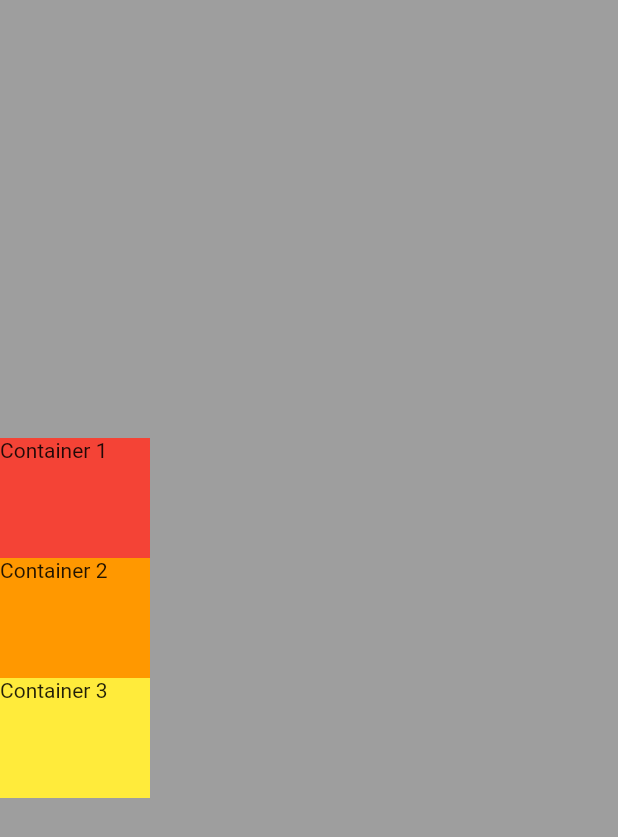
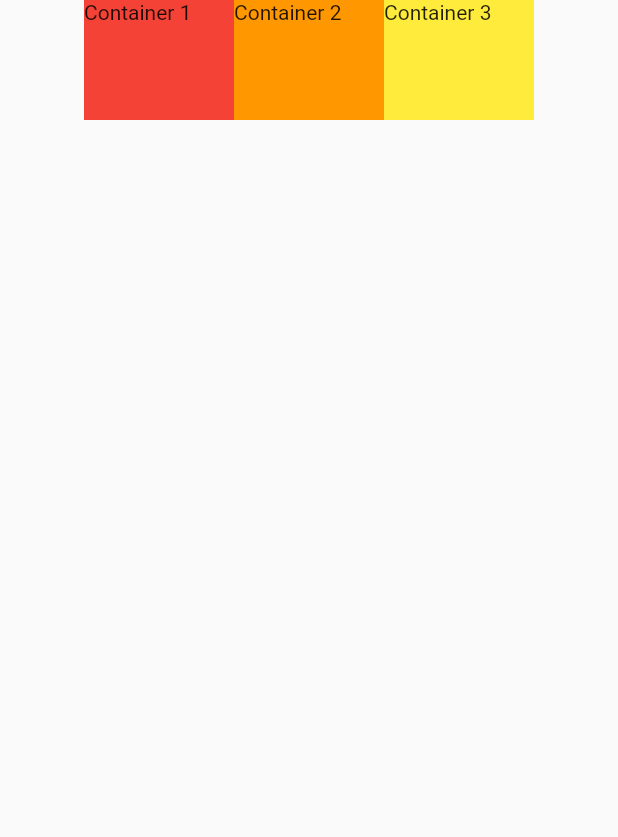
Before and after one commit to jkyoon-dev/flutter_basic, a Flutter app: the screen it shows after launch, on a phone screen of 412 x 824 dp. Shown: the top 837 px of the screen. Run offline on Flutter 3.47's test engine with Material 2 defaults, Android fonts, the phone set to English and light mode, and no system bars.

Commit message:
좌우 배치

```diff
--- a/lib/main.dart
+++ b/lib/main.dart
@@ -16,18 +16,12 @@ class Body extends StatelessWidget {
   @override
   Widget build(BuildContext context) {
     return Container(
+      width: double.infinity,
       height: double.infinity,
-      width: double.infinity,
-      color: Colors.grey,
-
-      /// Column 위아래로 쌓을때
-      child: Column(
-        // 메인사이즈 지정 default max
+      child: Row(
+        mainAxisAlignment: MainAxisAlignment.center,
+        crossAxisAlignment: CrossAxisAlignment.start,
         mainAxisSize: MainAxisSize.min,
-        // 메인축
-        mainAxisAlignment: MainAxisAlignment.center,
-        // 반대축
-        crossAxisAlignment: CrossAxisAlignment.start,
 
         /// children 복수형으로 사용
         children: [
```
